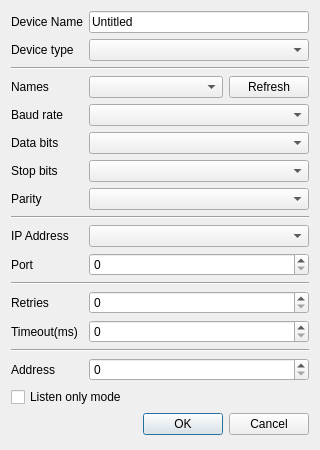
Before: the Qt Designer form src/x/modbus/modbusdeviceeditor.ui in x-tools-author/x-tools, drawn with Qt 5.
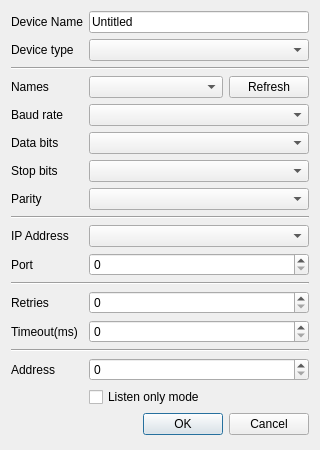
After: the same form once the commit is applied.

Patch:
```diff
--- a/src/x/modbus/modbusdeviceeditor.ui
+++ b/src/x/modbus/modbusdeviceeditor.ui
@@ -233,13 +233,6 @@
      </item>
     </layout>
    </item>
-   <item row="16" column="0" colspan="2">
-    <widget class="QCheckBox" name="checkBoxListenOnlyMode">
-     <property name="text">
-      <string>Listen only mode</string>
-     </property>
-    </widget>
-   </item>
    <item row="1" column="0">
     <widget class="QLabel" name="label">
      <property name="sizePolicy">
@@ -273,6 +266,13 @@
      </property>
     </widget>
    </item>
+   <item row="16" column="1">
+    <widget class="QCheckBox" name="checkBoxListenOnlyMode">
+     <property name="text">
+      <string>Listen only mode</string>
+     </property>
+    </widget>
+   </item>
   </layout>
  </widget>
  <resources/>
```
